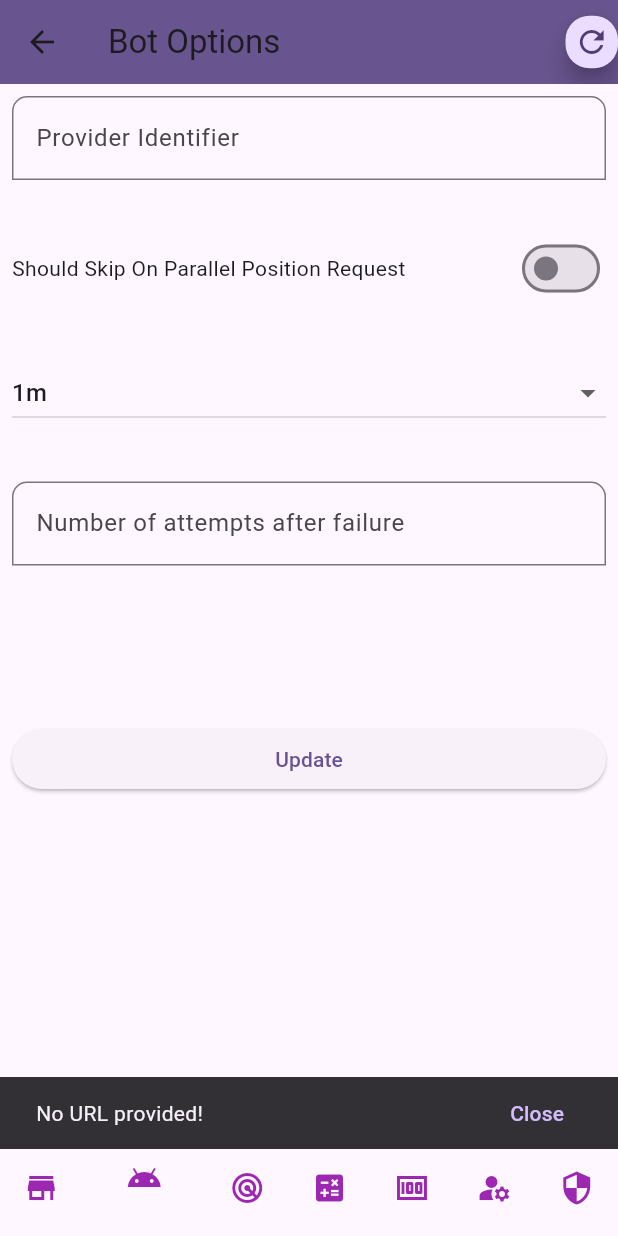
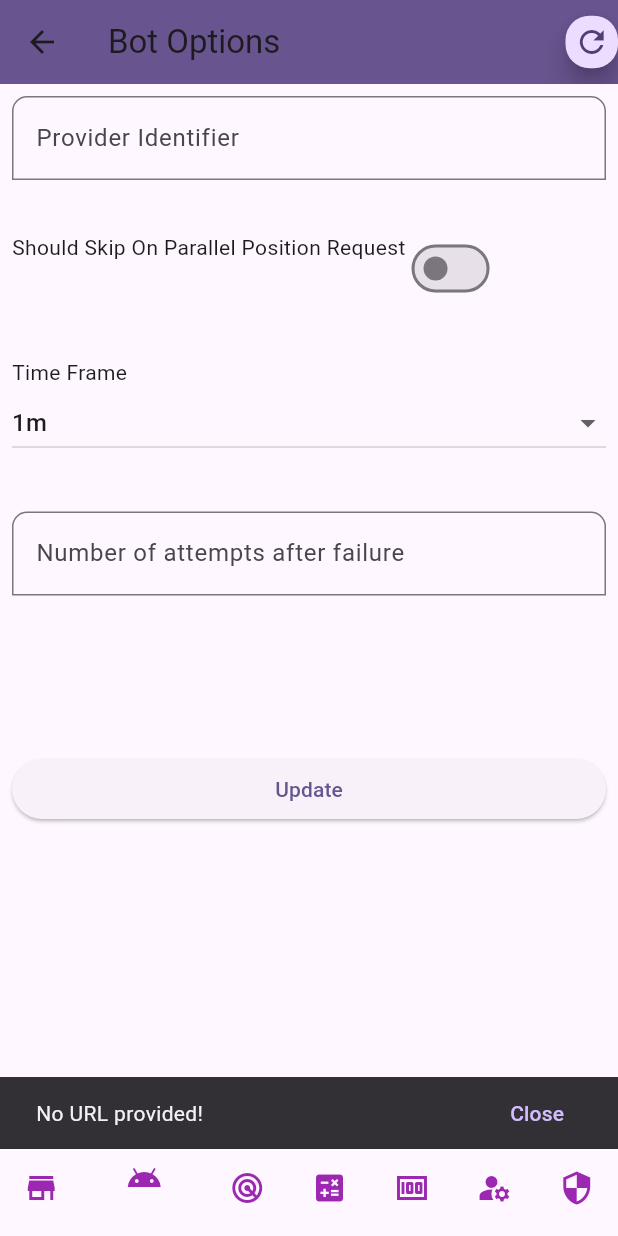
Before and after one commit to hirbod-codes/bot_client, a Flutter app: the SettingsPage screen opened by its route, item 2 of the bottom bar chosen, after a tap on "Update", on a phone screen of 412 x 824 dp. Run offline on Flutter 3.47's test engine with Material 3 defaults, Android fonts, the phone set to English and light mode, and no system bars; our stand-ins replace shared_preferences; accounts and stored records are empty.

```diff
--- a/flutter_client/lib/Pages/Options/bot_options.dart
+++ b/flutter_client/lib/Pages/Options/bot_options.dart
@@ -73,7 +73,7 @@ class _BotOptionsState extends State<BotOptions> {
 
       var data = {"TimeFrame": AppStaticData.TimeFrames[_timeFrame], "Provider": _provider.text, "ShouldSkipOnParallelPositionRequest": _shouldSkipOnParallelPositionRequest, "RetryCount": int.parse(_retryCount.text)};
 
-      http.Response res = await http.patch(Uri.parse(backendUrl + 'bot-options/'), body: jsonEncode(data), headers: {HttpHeaders.contentTypeHeader: ContentType.json.mimeType});
+      http.Response res = await http.patch(Uri.parse(backendUrl + 'bot-options/'), body: jsonEncode(data), headers: {HttpHeaders.contentTypeHeader: ContentType.json.mimeType, HttpHeaders.authorizationHeader: AppStaticData.sharedPreferences?.getString(AppDataKeys.BackendAuthKey) ?? ''});
 
       Map<String, dynamic>? responseObject = null;
       if (res.body != '') responseObject = jsonDecode(res.body) as Map<String, dynamic>;
@@ -121,8 +121,9 @@ class _BotOptionsState extends State<BotOptions> {
             ),
           ),
           space,
-          Row(
-            mainAxisAlignment: MainAxisAlignment.spaceBetween,
+          Flexible(
+            child: Wrap(
+              direction: Axis.horizontal,
               children: [
                 Text('Should Skip On Parallel Position Request'),
                 Switch(
@@ -131,7 +132,9 @@ class _BotOptionsState extends State<BotOptions> {
                 ),
               ],
             ),
+          ),
           space,
+          Text('Time Frame'),
           DropdownButton(
             isExpanded: true,
             value: _timeFrame,
--- a/flutter_client/lib/Pages/Options/broker_options.dart
+++ b/flutter_client/lib/Pages/Options/broker_options.dart
@@ -81,7 +81,7 @@ class _BrokerOptionsState extends State<BrokerOptions> {
 
       var data = {"TimeFrame": AppStaticData.TimeFrames[_timeFrame], "Symbol": _symbol.text, "BrokerCommission": double.parse(_brokerCommission.text), "BaseUrl": _baseUrl.text, "ApiKey": _apiKey.text, "ApiSecret": _apiSecret.text};
 
-      http.Response res = await http.patch(Uri.parse(backendUrl + 'broker-options/'), body: jsonEncode(data), headers: {HttpHeaders.contentTypeHeader: ContentType.json.mimeType});
+      http.Response res = await http.patch(Uri.parse(backendUrl + 'broker-options/'), body: jsonEncode(data), headers: {HttpHeaders.contentTypeHeader: ContentType.json.mimeType, HttpHeaders.authorizationHeader: AppStaticData.sharedPreferences?.getString(AppDataKeys.BackendAuthKey) ?? ''});
 
       Map<String, dynamic>? responseObject = null;
       if (res.body != '') responseObject = jsonDecode(res.body) as Map<String, dynamic>;
@@ -192,17 +192,19 @@ class _BrokerOptionsState extends State<BrokerOptions> {
             ),
           ),
           space,
+          Text('Time Frame'),
           DropdownButton(
             isExpanded: true,
             value: _timeFrame,
             elevation: 16,
             items: AppStaticData.TimeFrames.map<String, DropdownMenuItem<String>>((k, v) {
               return MapEntry(
-                  k,
-                  DropdownMenuItem<String>(
-                    value: k,
-                    child: Text(k),
-                  ));
+                k,
+                DropdownMenuItem<String>(
+                  value: k,
+                  child: Text(k),
+                ),
+              );
             }).values.toList(),
             onChanged: (a) => setState(() => _timeFrame = a),
           ),
--- a/flutter_client/lib/Pages/Options/indicator_options.dart
+++ b/flutter_client/lib/Pages/Options/indicator_options.dart
@@ -80,7 +80,7 @@ class _IndicatorOptionsState extends State<IndicatorOptions> {
         "SuperTrendOptions": {"Period": int.parse(_superTrendPeriod.text), "Multiplier": double.parse(_superTrendMultiplier.text), "CandlePart": AppStaticData.CandleParts[_superTrendCandlePart], "ChangeATRCalculationMethod": true}
       };
 
-      http.Response res = await http.patch(Uri.parse(backendUrl + 'indicator-options/'), body: jsonEncode(data), headers: {HttpHeaders.contentTypeHeader: ContentType.json.mimeType});
+      http.Response res = await http.patch(Uri.parse(backendUrl + 'indicator-options/'), body: jsonEncode(data), headers: {HttpHeaders.contentTypeHeader: ContentType.json.mimeType, HttpHeaders.authorizationHeader: AppStaticData.sharedPreferences?.getString(AppDataKeys.BackendAuthKey) ?? ''});
 
       Map<String, dynamic>? responseObject = null;
       if (res.body != '') responseObject = jsonDecode(res.body) as Map<String, dynamic>;
@@ -183,6 +183,7 @@ class _IndicatorOptionsState extends State<IndicatorOptions> {
             ),
           ),
           space,
+          Text('Source'),
           DropdownButton(
             isExpanded: true,
             value: _superTrendCandlePart,
--- a/flutter_client/lib/Pages/Options/risk_management_options.dart
+++ b/flutter_client/lib/Pages/Options/risk_management_options.dart
@@ -74,7 +74,7 @@ class _RiskManagementOptionsState extends State<RiskManagementOptions> {
 
       var data = {"Margin": double.parse(_margin.text), "Leverage": double.parse(_leverage.text), "SLPercentages": double.parse(_sLPercentages.text), "RiskRewardRatio": double.parse(_riskRewardRatio.text), "BrokerCommission": double.parse(_brokerCommission.text), "BrokerMaximumLeverage": double.parse(_brokerMaximumLeverage.text), "CommissionPercentage": double.parse(_commissionPercentage.text)};
 
-      http.Response res = await http.patch(Uri.parse(backendUrl + 'risk-management-options/'), body: jsonEncode(data), headers: {HttpHeaders.contentTypeHeader: ContentType.json.mimeType});
+      http.Response res = await http.patch(Uri.parse(backendUrl + 'risk-management-options/'), body: jsonEncode(data), headers: {HttpHeaders.contentTypeHeader: ContentType.json.mimeType, HttpHeaders.authorizationHeader: AppStaticData.sharedPreferences?.getString(AppDataKeys.BackendAuthKey) ?? ''});
 
       Map<String, dynamic>? responseObject = null;
       if (res.body != '') responseObject = jsonDecode(res.body) as Map<String, dynamic>;
--- a/flutter_client/lib/Pages/Options/runner_options.dart
+++ b/flutter_client/lib/Pages/Options/runner_options.dart
@@ -69,7 +69,7 @@ class _RunnerOptionsState extends State<RunnerOptions> {
 
       var data = {"TimeFrame": AppStaticData.TimeFrames[_timeFrame], "HistoricalCandlesCount": int.parse(_historicalCandlesCount.text)};
 
-      http.Response res = await http.patch(Uri.parse(backendUrl + 'runner-options/'), body: jsonEncode(data), headers: {HttpHeaders.contentTypeHeader: ContentType.json.mimeType});
+      http.Response res = await http.patch(Uri.parse(backendUrl + 'runner-options/'), body: jsonEncode(data), headers: {HttpHeaders.contentTypeHeader: ContentType.json.mimeType, HttpHeaders.authorizationHeader: AppStaticData.sharedPreferences?.getString(AppDataKeys.BackendAuthKey) ?? ''});
 
       Map<String, dynamic>? responseObject = null;
       if (res.body != '') responseObject = jsonDecode(res.body) as Map<String, dynamic>;
@@ -118,6 +118,7 @@ class _RunnerOptionsState extends State<RunnerOptions> {
             ),
           ),
           space,
+          Text('Time Frame'),
           DropdownButton(
             isExpanded: true,
             value: _timeFrame,
--- a/flutter_client/lib/Pages/Options/strategy_options.dart
+++ b/flutter_client/lib/Pages/Options/strategy_options.dart
@@ -62,7 +62,7 @@ class _StrategyOptionsState extends State<StrategyOptions> {
 
       var data = {"ProviderName": _providerName.text};
 
-      http.Response res = await http.patch(Uri.parse(backendUrl + 'strategy-options/'), body: jsonEncode(data), headers: {HttpHeaders.contentTypeHeader: ContentType.json.mimeType});
+      http.Response res = await http.patch(Uri.parse(backendUrl + 'strategy-options/'), body: jsonEncode(data), headers: {HttpHeaders.contentTypeHeader: ContentType.json.mimeType, HttpHeaders.authorizationHeader: AppStaticData.sharedPreferences?.getString(AppDataKeys.BackendAuthKey) ?? ''});
 
       Map<String, dynamic>? responseObject = null;
       if (res.body != '') responseObject = jsonDecode(res.body) as Map<String, dynamic>;
--- a/flutter_client/lib/Pages/settings_page.dart
+++ b/flutter_client/lib/Pages/settings_page.dart
@@ -1,3 +1,5 @@
+import 'dart:io';
+
 import 'package:flutter/material.dart';
 import 'package:flutter_client/Data/AppData.dart';
 import 'package:flutter_client/Pages/Options/bot_options.dart';
@@ -16,7 +18,7 @@ class SettingsPage extends StatefulWidget {
     String? backendUrl = await AppDataRepository.GetBackendUrl();
     if (backendUrl == null) return null;
 
-    return (await http.get(Uri.parse(backendUrl + 'options/'))).body;
+    return (await http.get(Uri.parse(backendUrl + 'options/'), headers: {HttpHeaders.authorizationHeader: AppStaticData.sharedPreferences?.getString(AppDataKeys.BackendAuthKey) ?? ''})).body;
   }
 
   @override
```
Also changed, not shown: flutter_client/lib/Pages/home_page.dart (+9 -8 lines), 1 other file. Lines whose indentation alone changed are shown as unchanged.
